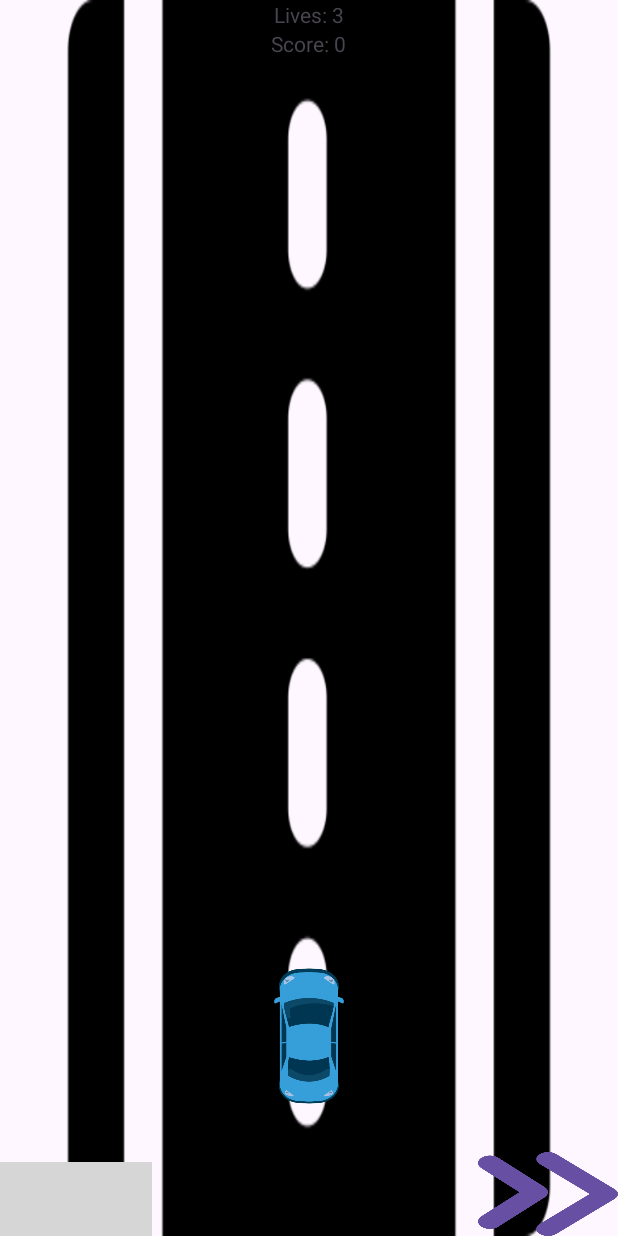
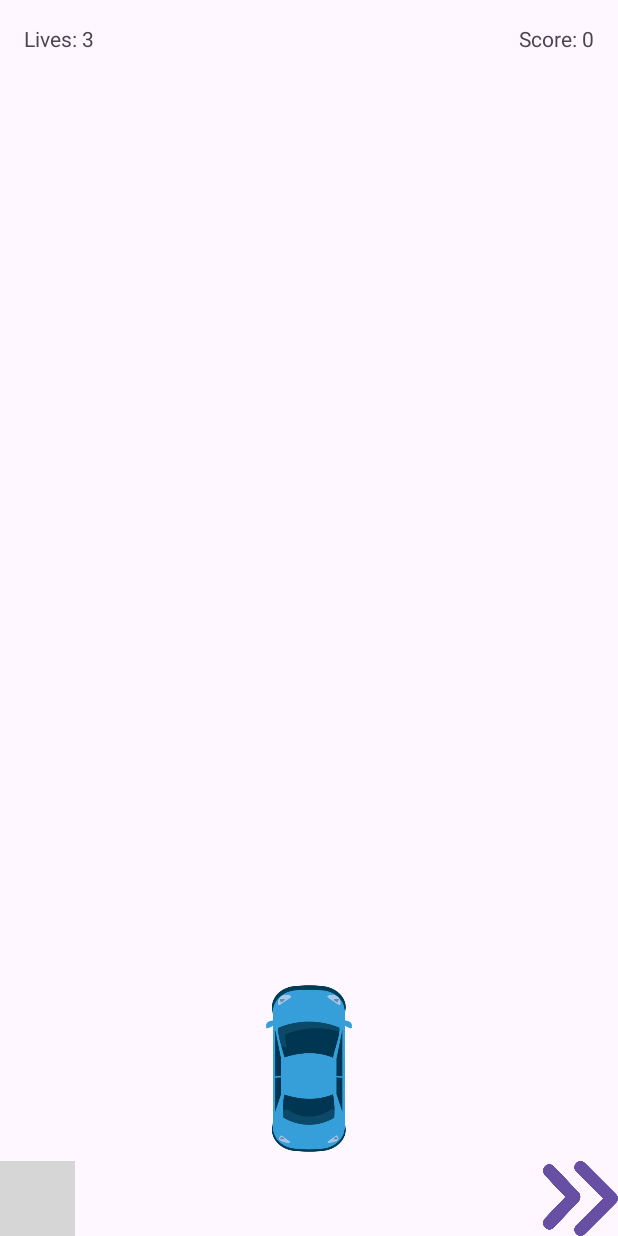
Before and after one commit to moshesam1994/exe1, an Android app: the GameActivity screen opened directly, with no data from a screen before it, on a phone screen of 412 x 824 dp. Run offline under Robolectric (Android 15) with nearby library versions, the light colour scheme and no system bars; grey boxes are pictures that could not be loaded.

Commit message:
Change of the constraints

```diff
--- a/app/src/main/AndroidManifest.xml
+++ b/app/src/main/AndroidManifest.xml
@@ -12,6 +12,9 @@
         android:supportsRtl="true"
         android:theme="@style/Theme.Exe1"
         tools:targetApi="31">
+        <activity
+            android:name=".MainActivity2"
+            android:exported="false" />
         <activity
             android:name=".HighScoreActivity"
             android:exported="false" />
--- a/app/src/main/java/com/example/exe1/GameActivity.java
+++ b/app/src/main/java/com/example/exe1/GameActivity.java
@@ -1,12 +1,11 @@
 package com.example.exe1;
 
-import android.util.Log;
 import android.os.Bundle;
 import android.os.Handler;
 import android.view.View;
 import android.widget.Button;
 import android.widget.ImageView;
-import android.widget.RelativeLayout;
+import android.widget.LinearLayout;
 import android.widget.TextView;
 import android.widget.Toast;
 import androidx.appcompat.app.AppCompatActivity;
@@ -14,15 +13,16 @@ import android.content.Intent;
 import java.util.ArrayList;
 import java.util.Random;
 import android.content.SharedPreferences;
+
 public class GameActivity extends AppCompatActivity {
 
-    private ImageView car;
     private Button moveLeftButton;
     private Button moveRightButton;
     private TextView livesTextView;
     private TextView scoreTextView;
 
-    private int carPosition = 1; // 0: left, 1: center, 2: right
+    private int carRow = 5;
+    private int carColumn = 1;
     private int lives = 3;
     private int score = 0;
 
@@ -32,6 +32,8 @@ public class GameActivity extends AppCompatActivity {
 
     private ArrayList<GameObject> obstacles = new ArrayList<>();
     private ArrayList<GameObject> coins = new ArrayList<>();
+
+    private ImageView[][] gridCells;
 
     @Override
     protected void onCreate(Bundle savedInstanceState) {
@@ -43,26 +45,33 @@ public class GameActivity extends AppCompatActivity {
         livesTextView = findViewById(R.id.livesTextView);
         scoreTextView = findViewById(R.id.scoreTextView);
 
-        car = new ImageView(this);
-        car.setImageResource(R.drawable.car);
-        RelativeLayout.LayoutParams carParams = new RelativeLayout.LayoutParams(150, 300);
-        car.setLayoutParams(carParams);
+        // Initialize gridCells
+        gridCells = new ImageView[6][3];
+        LinearLayout gridLayout = findViewById(R.id.gridLayout);
 
-        RelativeLayout layout = findViewById(R.id.gameLayout);
-        layout.addView(car);
+        for (int row = 0; row < 6; row++) {
+            LinearLayout rowLayout = new LinearLayout(this);
+            rowLayout.setLayoutParams(new LinearLayout.LayoutParams(
+                    LinearLayout.LayoutParams.MATCH_PARENT,
+                    0, 1));
+            rowLayout.setOrientation(LinearLayout.HORIZONTAL);
+            for (int col = 0; col < 3; col++) {
+                ImageView cell = new ImageView(this);
+                cell.setLayoutParams(new LinearLayout.LayoutParams(
+                        0, LinearLayout.LayoutParams.MATCH_PARENT, 1));
+                rowLayout.addView(cell);
+                gridCells[row][col] = cell;
+            }
+            gridLayout.addView(rowLayout);
+        }
 
-        car.post(new Runnable() {
-            @Override
-            public void run() {
-                updateCarPosition();
-            }
-        });
+        updateCarPosition();
 
         moveLeftButton.setOnClickListener(new View.OnClickListener() {
             @Override
             public void onClick(View v) {
-                if (carPosition > 0) {
-                    carPosition--;
+                if (carColumn > 0) {
+                    carColumn--;
                     updateCarPosition();
                 }
             }
@@ -71,8 +80,8 @@ public class GameActivity extends AppCompatActivity {
         moveRightButton.setOnClickListener(new View.OnClickListener() {
             @Override
             public void onClick(View v) {
-                if (carPosition < 2) {
-                    carPosition++;
+                if (carColumn < 2) {
+                    carColumn++;
                     updateCarPosition();
                 }
             }
@@ -82,11 +91,7 @@ public class GameActivity extends AppCompatActivity {
     }
 
     private void updateCarPosition() {
-        float screenWidth = getResources().getDisplayMetrics().widthPixels;
-        float carWidth = car.getWidth();
-        float positionX = (carPosition * (screenWidth / 3)) + ((screenWidth / 3 - carWidth) / 2);
-        car.setX(positionX);
-        car.setY(getResources().getDisplayMetrics().heightPixels - car.getHeight() - 50);
+        gridCells[carRow][carColumn].setImageResource(R.drawable.car);
     }
 
     private void startGame() {
@@ -95,7 +100,7 @@ public class GameActivity extends AppCompatActivity {
             public void run() {
                 if (gameRunning) {
                     playGame();
-                    handler.postDelayed(this, 30);
+                    handler.postDelayed(this, 1000);
                 }
             }
         };
@@ -103,8 +108,10 @@ public class GameActivity extends AppCompatActivity {
     }
 
     private void playGame() {
+        clearGrid();
         createObstaclesAndCoins();
         updateGameObjects();
+        updateCarPosition();
         checkCollisions();
         updateLives();
         updateScore();
@@ -114,96 +121,60 @@ public class GameActivity extends AppCompatActivity {
         Random random = new Random();
 
         if (obstacles.size() + coins.size() < 5) {
-            if (random.nextInt(100) < 5) {
-                runOnUiThread(() -> {
-                    ImageView obstacleImageView = new ImageView(this);
-                    obstacleImageView.setImageResource(R.drawable.obstacle);
-
-                    RelativeLayout.LayoutParams params = new RelativeLayout.LayoutParams(100, 100);
-                    obstacleImageView.setLayoutParams(params);
-
-                    RelativeLayout layout = findViewById(R.id.gameLayout);
-                    layout.addView(obstacleImageView);
-
-                    int position = random.nextInt(3);
-                    float speed = 5 + random.nextInt(5);
-                    GameObject obstacle = new GameObject(obstacleImageView, position, speed);
-                    obstacles.add(obstacle);
-                    setPosition(obstacle);
-                });
+            if (random.nextInt(100) < 20) {
+                int column = random.nextInt(3);
+                float speed = 1;
+                GameObject obstacle = new GameObject(R.drawable.obstacle, column, speed);
+                obstacles.add(obstacle);
             }
 
-            if (random.nextInt(100) < 3) {
-                runOnUiThread(() -> {
-                    ImageView coinImageView = new ImageView(this);
-                    coinImageView.setImageResource(R.drawable.coin);
-
-                    RelativeLayout.LayoutParams params = new RelativeLayout.LayoutParams(50, 50);
-                    coinImageView.setLayoutParams(params);
-
-                    RelativeLayout layout = findViewById(R.id.gameLayout);
-                    layout.addView(coinImageView);
-
-                    int position = random.nextInt(3);
-                    float speed = 5 + random.nextInt(5);
-                    GameObject coin = new GameObject(coinImageView, position, speed);
-                    coins.add(coin);
-                    setPosition(coin);
-                });
+            if (random.nextInt(100) < 10) {
+                int column = random.nextInt(3);
+                float speed = 1;
+                GameObject coin = new GameObject(R.drawable.coin, column, speed);
+                coins.add(coin);
             }
         }
-    }
-
-    private void setPosition(GameObject gameObject) {
-        runOnUiThread(() -> {
-            float screenWidth = getResources().getDisplayMetrics().widthPixels;
-            float gameObjectWidth = gameObject.imageView.getWidth();
-            float positionX = (gameObject.position * (screenWidth / 3)) + ((screenWidth / 3 - gameObjectWidth) / 2);
-            gameObject.imageView.setX(positionX);
-            gameObject.imageView.setY(0);
-
-            Log.d("GameActivity", "Object positioned at X: " + positionX + " Y: " + 0);
-        });
     }
 
     private void updateGameObjects() {
         for (GameObject obstacle : obstacles) {
             obstacle.updatePosition();
+            if (obstacle.row < 6) {
+                gridCells[obstacle.row][obstacle.column].setImageResource(obstacle.imageResId);
+            }
         }
         for (GameObject coin : coins) {
             coin.updatePosition();
+            if (coin.row < 6) {
+                gridCells[coin.row][coin.column].setImageResource(coin.imageResId);
+            }
         }
     }
 
     private void checkCollisions() {
-        float carY = car.getY();
-        float carHeight = car.getHeight();
-        float carWidth = car.getWidth();
-
         ArrayList<GameObject> objectsToRemove = new ArrayList<>();
 
         for (GameObject obstacle : obstacles) {
-            if (obstacle.position == carPosition && obstacle.imageView.getY() + obstacle.imageView.getHeight() > carY && obstacle.imageView.getY() < carY + carHeight) {
+            if (obstacle.row == carRow && obstacle.column == carColumn) {
                 lives--;
                 Toast.makeText(this, "You lost a life!", Toast.LENGTH_SHORT).show();
                 objectsToRemove.add(obstacle);
-            } else if (obstacle.imageView.getY() > getResources().getDisplayMetrics().heightPixels) {
+            } else if (obstacle.row >= 6) {
                 objectsToRemove.add(obstacle);
             }
         }
 
         for (GameObject coin : coins) {
-            if (coin.position == carPosition && coin.imageView.getY() + coin.imageView.getHeight() > carY && coin.imageView.getY() < carY + carHeight) {
+            if (coin.row == carRow && coin.column == carColumn) {
                 score++;
                 objectsToRemove.add(coin);
-            } else if (coin.imageView.getY() > getResources().getDisplayMetrics().heightPixels) {
+            } else if (coin.row >= 6) {
                 objectsToRemove.add(coin);
             }
         }
 
         for (GameObject objectToRemove : objectsToRemove) {
-            RelativeLayout layout = findViewById(R.id.gameLayout);
-            layout.removeView(objectToRemove.imageView);
             obstacles.remove(objectToRemove);
             coins.remove(objectToRemove);
         }
@@ -225,9 +196,7 @@ public class GameActivity extends AppCompatActivity {
     }
 
     private void updateScore() {
-
         scoreTextView.setText("Score: " + score);
-
 
         SharedPreferences sharedPreferences = getSharedPreferences("MyGamePrefs", MODE_PRIVATE);
         int highScore = sharedPreferences.getInt("highScore", 0);
@@ -242,21 +211,34 @@ public class GameActivity extends AppCompatActivity {
     private void cleanupGame() {
         gameRunning = false;
         handler.removeCallbacks(gameRunnable);
-
-        for (GameObject obstacle : obstacles) {
-            RelativeLayout layout = findViewById(R.id.gameLayout);
-            layout.removeView(obstacle.imageView);
-        }
-
-        for (GameObject coin : coins) {
-            RelativeLayout layout = findViewById(R.id.gameLayout);
-            layout.removeView(coin.imageView);
-        }
-
+        clearGrid();
         obstacles.clear();
         coins.clear();
     }
 
+    private void clearGrid() {
+        for (int row = 0; row < 6; row++) {
+            for (int col = 0; col < 3; col++) {
+                gridCells[row][col].setImageResource(0);
+            }
+        }
+    }
 
+    class GameObject {
+        int imageResId;
+        int column;
+        float speed;
+        int row;
 
+        GameObject(int imageResId, int column, float speed) {
+            this.imageResId = imageResId;
+            this.column = column;
+            this.speed = speed;
+            this.row = 0;
+        }
+
+        void updatePosition() {
+            row += speed;
+        }
+    }
 }
--- a/app/src/main/res/layout/activity_game.xml
+++ b/app/src/main/res/layout/activity_game.xml
@@ -1,49 +1,73 @@
 <?xml version="1.0" encoding="utf-8"?>
-<RelativeLayout xmlns:android="http://schemas.android.com/apk/res/android"
-    android:id="@+id/gameLayout"
-    android:layout_width="match_parent"
-    android:layout_height="match_parent">
-
-    <ImageView
-        android:id="@+id/backgroundImage"
+<LinearLayout xmlns:android="http://schemas.android.com/apk/res/android"
     android:layout_width="match_parent"
     android:layout_height="match_parent"
-        android:src="@drawable/road"
-        android:scaleType="fitXY"
-        android:contentDescription="Background Image" />
-
-
-    <Button
-        android:id="@+id/moveLeftButton"
-        android:layout_width="101dp"
-        android:layout_height="49dp"
-
-        android:layout_alignParentStart="true"
-        android:layout_alignParentBottom="true"
-        android:background="@drawable/left_arrows" />
-
-    <Button
-        android:id="@+id/moveRightButton"
-        android:layout_width="93dp"
-        android:layout_height="56dp"
-        android:layout_alignParentEnd="true"
-        android:layout_alignParentBottom="true"
-        android:background="@drawable/right_arrows" />
+    android:orientation="vertical">
+    <RelativeLayout
+        android:layout_width="match_parent"
+        android:layout_height="wrap_content">
 
         <TextView
             android:id="@+id/livesTextView"
             android:layout_width="wrap_content"
             android:layout_height="wrap_content"
             android:text="Lives: 3"
+            android:layout_alignParentStart="true"
             android:layout_alignParentTop="true"
-        android:layout_centerHorizontal="true" />
+            android:layout_marginStart="16dp"
+            android:layout_marginTop="16dp"/>
 
         <TextView
             android:id="@+id/scoreTextView"
             android:layout_width="wrap_content"
             android:layout_height="wrap_content"
             android:text="Score: 0"
-        android:layout_below="@id/livesTextView"
-        android:layout_centerHorizontal="true" />
+            android:layout_alignParentEnd="true"
+            android:layout_alignParentTop="true"
+            android:layout_marginEnd="16dp"
+            android:layout_marginTop="16dp"/>
+    </RelativeLayout>
+    <LinearLayout
+        android:id="@+id/upperLayout"
+        android:layout_width="match_parent"
+        android:layout_height="0dp"
+        android:layout_weight="1"
+        android:orientation="vertical"
+        android:gravity="center_horizontal">
+
+        <LinearLayout
+            android:id="@+id/gridLayout"
+            android:layout_width="match_parent"
+            android:layout_height="0dp"
+            android:layout_weight="1"
+            android:orientation="vertical">
+        </LinearLayout>
+    </LinearLayout>
+
+    <RelativeLayout
+        android:id="@+id/lowerLayout"
+        android:layout_width="match_parent"
+        android:layout_height="wrap_content"
+        android:orientation="horizontal"
+        android:gravity="center_horizontal">
+
+        <Button
+            android:id="@+id/moveLeftButton"
+            android:layout_width="50dp"
+            android:layout_height="50dp"
+            android:background="@drawable/left_arrows"
+            android:layout_alignParentLeft="true"/>
+
+        <Button
+            android:id="@+id/moveRightButton"
+            android:layout_width="50dp"
+            android:layout_height="50dp"
+
+            android:background="@drawable/right_arrows"
+
+            android:layout_alignParentRight="true"/>
 
     </RelativeLayout>
+
+
+</LinearLayout>
```
Also changed, not shown: app/src/main/java/com/example/exe1/GameObject.java (+11 -12 lines), app/src/main/res/layout/activity_main.xml (+21 -11 lines), app/src/main/res/layout/activity_main2.xml (added, +66 -0 lines). Lines whose indentation alone changed are shown as unchanged.
